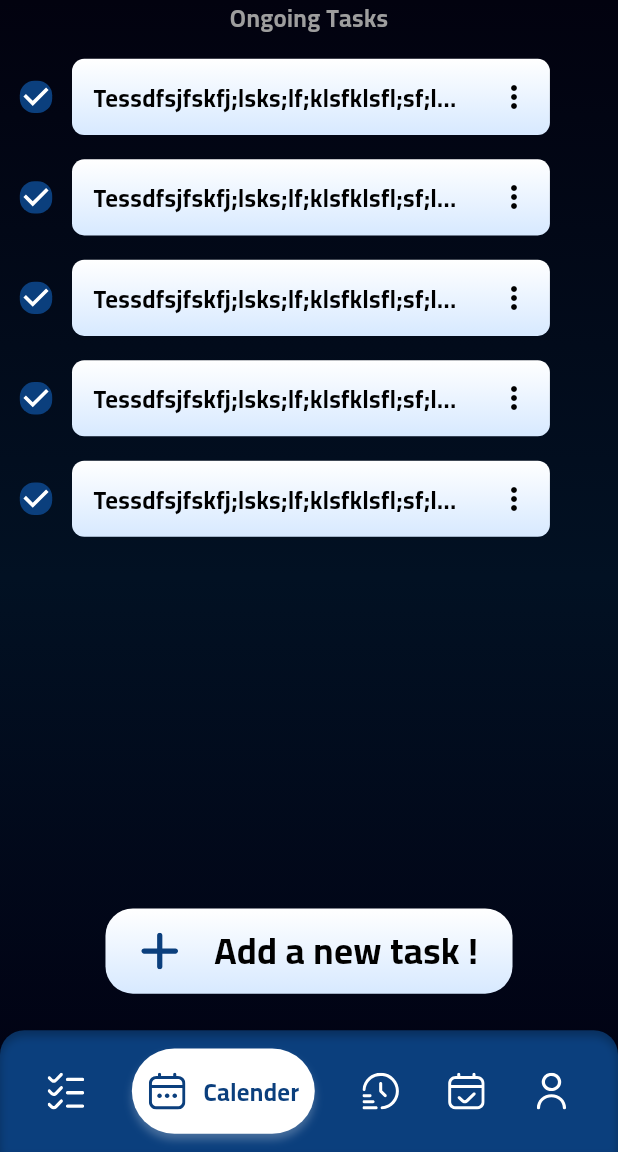
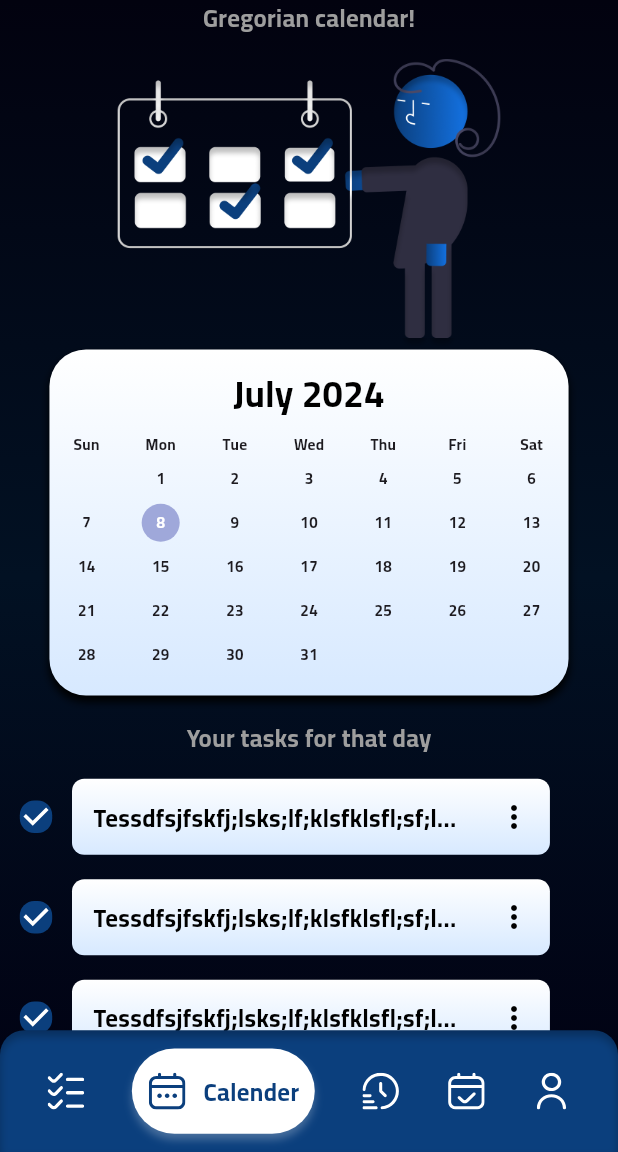
Before and after one commit to EslamElnady0/z_flow_new, a Flutter app: the screen it shows after launch, item 2 of the bottom bar chosen, on a phone screen of 412 x 824 dp, the part 84-1236 px from its top. Run offline on Flutter 3.47's test engine with Material 3 defaults, Android fonts, the light colour scheme and no system bars; drawn by our look-alikes of table_calendar; our stand-ins replace bloc, flutter_bloc, flutter_screenutil, flutter_svg, smooth_page_indicator.

Commit message:
calender body done

```diff
--- a/lib/core/constants/app_texts.dart
+++ b/lib/core/constants/app_texts.dart
@@ -9,5 +9,7 @@ class AppTexts {
   static const String habits = "Habits";
   static const String profile = "Profile";
   static const String onGoingTasks = "Ongoing Tasks";
+  static const String gregorianCalendar = "Gregorian calendar!";
+  static const String yourTasksForThatDay = "Your tasks for that day";
   static const String addNewTask = "Add a new task !";
 }
--- a/lib/core/constants/assets.dart
+++ b/lib/core/constants/assets.dart
@@ -5,6 +5,7 @@ class Assets {
   static const String firstOnBoarding = "assets/images/firstOnBoarding.png";
   static const String secondOnBoarding = "assets/images/secondOnBoarding.png";
   static const String thirdOnBoarding = "assets/images/thirdOnBoarding.png";
+  static const String calenderImage = "assets/images/calender_image.png";
 
   ////////////////        svgs              ///////////////////////
   static const String tasksIcon = "assets/images/svgs/tasks.svg";
--- a/lib/core/constants/constants.dart
+++ b/lib/core/constants/constants.dart
@@ -47,4 +47,7 @@ class Constants {
     BottomNavBarItemModel(title: AppTexts.habits, icon: Assets.habitsIcon),
     BottomNavBarItemModel(title: AppTexts.profile, icon: Assets.profileIcon),
   ];
+
+  static BoxShadow shadow =
+      const BoxShadow(offset: Offset(0, 4), blurRadius: 4);
 }
--- a/lib/core/styles/styles.dart
+++ b/lib/core/styles/styles.dart
@@ -25,4 +25,8 @@ class Styles {
             color: Colors.white.withOpacity(0.25))
       ],
       color: ColorManager.primaryColor);
+  static TextStyle style10w600 = TextStyle(
+    fontSize: 10.sp,
+    fontWeight: FontWeight.w600,
+  );
 }
--- /dev/null
+++ b/lib/features/home/presentation/views/widgets/calender_body.dart
@@ -0,0 +1,60 @@
+import 'package:flutter/material.dart';
+import 'package:flutter_screenutil/flutter_screenutil.dart';
+import 'package:z_flow/core/constants/app_texts.dart';
+import 'package:z_flow/core/constants/assets.dart';
+import 'package:z_flow/core/styles/styles.dart';
+import 'package:z_flow/features/home/presentation/views/widgets/custom_task_item.dart';
+
+import 'custom_calender.dart';
+
+class CalenderBody extends StatelessWidget {
+  const CalenderBody({super.key});
+
+  @override
+  Widget build(BuildContext context) {
+    return SingleChildScrollView(
+      physics: const BouncingScrollPhysics(),
+      child: Column(
+        children: [
+          Text(
+            AppTexts.gregorianCalendar,
+            style: Styles.style16W600grey,
+          ),
+          SizedBox(
+            height: 16.h,
+          ),
+          Image.asset(
+            Assets.calenderImage,
+            width: 262.w,
+            height: 191.h,
+          ),
+          const CustomCalender(),
+          SizedBox(
+            height: 16.h,
+          ),
+          Text(
+            AppTexts.yourTasksForThatDay,
+            style: Styles.style16W600grey,
+          ),
+          SizedBox(
+            height: 16.h,
+          ),
+          SizedBox(
+            height: 350.h,
+            child: ListView.separated(
+              shrinkWrap: true,
+              itemBuilder: (context, index) => const CustomTaskItem(),
+              itemCount: 5,
+              padding: EdgeInsets.zero,
+              separatorBuilder: (context, index) {
+                return SizedBox(
+                  height: 16.h,
+                );
+              },
+            ),
+          ),
+        ],
+      ),
+    );
+  }
+}
--- /dev/null
+++ b/lib/features/home/presentation/views/widgets/custom_calender.dart
@@ -0,0 +1,68 @@
+import 'package:flutter/material.dart';
+import 'package:flutter_screenutil/flutter_screenutil.dart';
+import 'package:table_calendar/table_calendar.dart';
+import 'package:z_flow/core/constants/colors.dart';
+import 'package:z_flow/core/constants/constants.dart';
+import 'package:z_flow/core/styles/styles.dart';
+
+class CustomCalender extends StatelessWidget {
+  const CustomCalender({
+    super.key,
+  });
+
+  @override
+  Widget build(BuildContext context) {
+    return Container(
+      margin: EdgeInsets.symmetric(horizontal: 30.w),
+      padding: EdgeInsets.symmetric(vertical: 12.h),
+      decoration: BoxDecoration(
+          color: Colors.white,
+          gradient: Constants.customItemsGradient,
+          borderRadius: BorderRadius.circular(24.r),
+          boxShadow: [Constants.shadow]),
+      child: TableCalendar(
+        //  onDaySelected: context.read<GetTaskCubit>().onDaySelected,
+        rowHeight: 29.h,
+        // selectedDayPredicate: (day) =>
+        //     isSameDay(day, context.read<GetTaskCubit>().today),
+        availableGestures: AvailableGestures.all,
+        daysOfWeekStyle: DaysOfWeekStyle(
+            weekdayStyle: Styles.style10w600, weekendStyle: Styles.style10w600),
+        calendarStyle: CalendarStyle(
+            selectedTextStyle: Styles.style10w600.copyWith(color: Colors.white),
+            defaultDecoration: const BoxDecoration(
+              shape: BoxShape.circle,
+            ),
+            weekendDecoration: const BoxDecoration(
+              shape: BoxShape.circle,
+            ),
+            selectedDecoration: const BoxDecoration(
+                color: ColorManager.primaryColor, shape: BoxShape.circle),
+            tablePadding: EdgeInsets.zero,
+            markerDecoration:
+                const BoxDecoration(color: ColorManager.primaryColor),
+            cellMargin: EdgeInsets.symmetric(vertical: 2.h),
+            cellPadding: EdgeInsets.zero,
+            defaultTextStyle: Styles.style10w600,
+            todayTextStyle: Styles.style10w600.copyWith(color: Colors.white),
+            holidayTextStyle: Styles.style10w600,
+            disabledTextStyle: Styles.style10w600,
+            weekendTextStyle: Styles.style10w600,
+            outsideTextStyle: Styles.style10w600,
+            outsideDaysVisible: false),
+        headerStyle: HeaderStyle(
+            headerPadding: EdgeInsets.zero,
+            headerMargin: EdgeInsets.only(bottom: 8.h),
+            leftChevronVisible: false,
+            rightChevronVisible: false,
+            titleCentered: true,
+            formatButtonVisible: false,
+            titleTextStyle: Styles.style24W600.copyWith(color: Colors.black)),
+        // focusedDay: context.read<GetTaskCubit>().today,
+        focusedDay: DateTime.now(),
+        firstDay: DateTime.utc(2012, 1, 1),
+        lastDay: DateTime.utc(2036, 12, 31),
+      ),
+    );
+  }
+}
--- a/lib/features/home/presentation/views/widgets/home_view_body.dart
+++ b/lib/features/home/presentation/views/widgets/home_view_body.dart
@@ -1,44 +1,31 @@
 import 'package:flutter/material.dart';
-import 'package:flutter_screenutil/flutter_screenutil.dart';
-import 'package:z_flow/core/constants/app_texts.dart';
-
-import '../../../../../core/styles/styles.dart';
-import 'custom_add_button.dart';
-import 'custom_task_item.dart';
+import 'package:flutter_bloc/flutter_bloc.dart';
+import 'package:z_flow/features/home/presentation/ui%20cubits/cubit/bottom_nav_bar_cubit.dart';
+import 'package:z_flow/features/home/presentation/views/widgets/calender_body.dart';
+import 'tasks_body.dart';
 
 class HomeViewBody extends StatelessWidget {
   const HomeViewBody({super.key});
 
   @override
   Widget build(BuildContext context) {
-    return Column(
-      children: [
-        Text(
-          AppTexts.onGoingTasks,
-          style: Styles.style16W600grey,
-        ),
-        SizedBox(
-          height: 16.h,
-        ),
-        SizedBox(
-          height: 350.h,
-          child: ListView.separated(
-            itemBuilder: (context, index) => const CustomTaskItem(),
-            itemCount: 5,
-            padding: EdgeInsets.zero,
-            separatorBuilder: (context, index) {
-              return SizedBox(
-                height: 16.h,
-              );
-            },
-          ),
-        ),
-        const Spacer(),
-        const CustomAddButton(),
-        SizedBox(
-          height: 104.h,
-        )
-      ],
+    return BlocBuilder<BottomNavBarCubit, BottomNavBarState>(
+      builder: (context, state) {
+        switch (context.read<BottomNavBarCubit>().selectedIndex) {
+          case 0:
+            return const TasksBody();
+          case 1:
+            return const CalenderBody();
+          case 2:
+            return const Text("3");
+          case 3:
+            return const Text("4");
+          case 4:
+            return const Text("5");
+          default:
+            return const Placeholder();
+        }
+      },
     );
   }
 }
--- /dev/null
+++ b/lib/features/home/presentation/views/widgets/tasks_body.dart
@@ -0,0 +1,46 @@
+import 'package:flutter/material.dart';
+import 'package:flutter_screenutil/flutter_screenutil.dart';
+import 'package:z_flow/core/constants/app_texts.dart';
+import 'package:z_flow/core/styles/styles.dart';
+
+import 'custom_add_button.dart';
+import 'custom_task_item.dart';
+
+class TasksBody extends StatelessWidget {
+  const TasksBody({
+    super.key,
+  });
+
+  @override
+  Widget build(BuildContext context) {
+    return Column(
+      children: [
+        Text(
+          AppTexts.onGoingTasks,
+          style: Styles.style16W600grey,
+        ),
+        SizedBox(
+          height: 16.h,
+        ),
+        SizedBox(
+          height: 350.h,
+          child: ListView.separated(
+            itemBuilder: (context, index) => const CustomTaskItem(),
+            itemCount: 5,
+            padding: EdgeInsets.zero,
+            separatorBuilder: (context, index) {
+              return SizedBox(
+                height: 16.h,
+              );
+            },
+          ),
+        ),
+        const Spacer(),
+        const CustomAddButton(),
+        SizedBox(
+          height: 104.h,
+        )
+      ],
+    );
+  }
+}
--- a/pubspec.yaml
+++ b/pubspec.yaml
@@ -36,6 +36,7 @@ dependencies:
   flutter_svg: ^2.0.10+1
   get_it: ^7.7.0
   smooth_page_indicator: ^1.1.0
+  table_calendar: ^3.1.2
 
 dev_dependencies:
   flutter_lints: ^3.0.0
```
Also changed, not shown: assets/images/calender_image.png (added), pubspec.lock.
